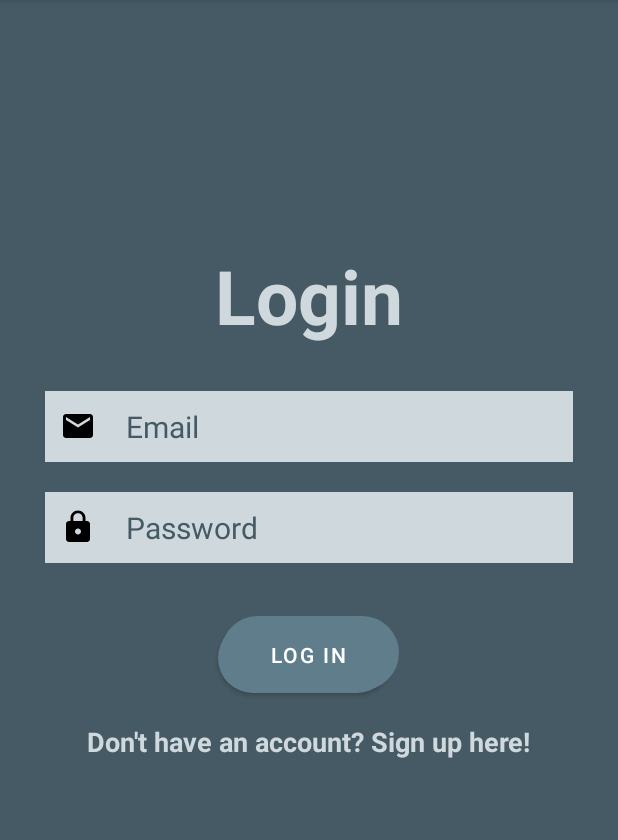
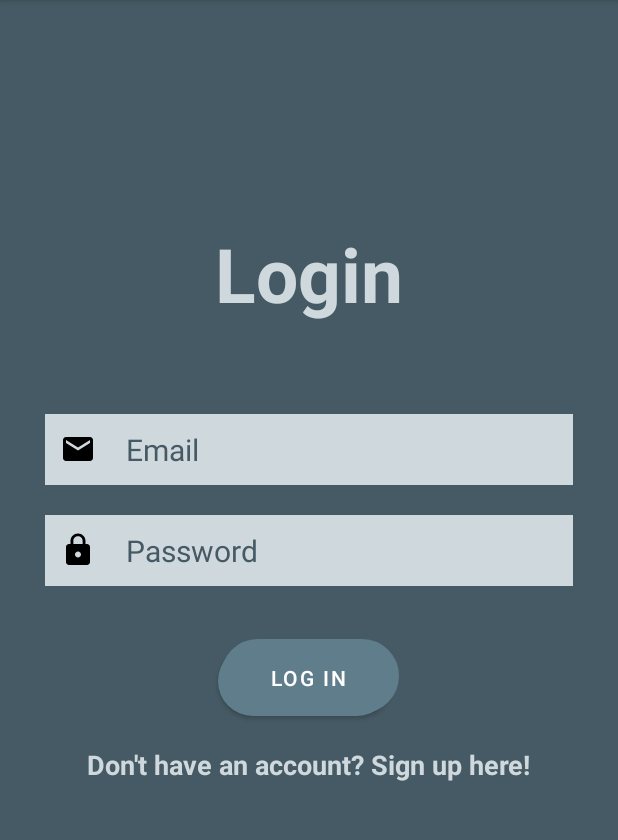
Before and after one commit to DruSadeMumba/Outdoorsie, an Android app: the LoginActivity screen opened directly, with no data from a screen before it, on a phone screen of 412 x 824 dp, the part 84-924 px from its top. Run offline under Robolectric (Android 15) with nearby library versions, the phone set to English and light mode, and no system bars; our stand-ins replace ButterKnife, Firebase (no records; nobody signed in at launch, a user with empty details on screens opened directly); Roboto replaces fonts that are not available here; 1 statement that could not run was skipped.

```diff
--- a/app/src/main/java/com/drusade/outdoorsie/ui/MainActivity.java
+++ b/app/src/main/java/com/drusade/outdoorsie/ui/MainActivity.java
@@ -5,6 +5,8 @@ import androidx.appcompat.app.AppCompatActivity;
 import android.annotation.SuppressLint;
 import android.content.Intent;
 import android.os.Bundle;
+import android.view.Menu;
+import android.view.MenuInflater;
 import android.view.MenuItem;
 import android.view.View;
 import android.widget.Button;
@@ -49,6 +51,13 @@ public class MainActivity extends AppCompatActivity implements View.OnClickListe
     }
 
     @Override
+    public boolean onCreateOptionsMenu(Menu menu) {
+        MenuInflater inflater = getMenuInflater();
+        inflater.inflate(R.menu.menu_main, menu);
+        return super.onCreateOptionsMenu(menu);
+    }
+
+    @Override
     public boolean onOptionsItemSelected(MenuItem item) {
         int id = item.getItemId();
         if (id == R.id.action_logout) {
@@ -60,5 +69,9 @@ public class MainActivity extends AppCompatActivity implements View.OnClickListe
 
     private void logout() {
         FirebaseAuth.getInstance().signOut();
+        Intent intent = new Intent(MainActivity.this, LoginActivity.class);
+        intent.setFlags(Intent.FLAG_ACTIVITY_NEW_TASK | Intent.FLAG_ACTIVITY_CLEAR_TASK);
+        startActivity(intent);
+        finish();
     }
 }
--- a/app/src/main/res/layout/activity_login.xml
+++ b/app/src/main/res/layout/activity_login.xml
@@ -8,6 +8,7 @@
     tools:context=".ui.LoginActivity">
 
     <TextView
+        android:id="@+id/loginTextView"
         android:layout_width="wrap_content"
         android:layout_height="wrap_content"
         android:layout_above="@+id/linearLayout"
@@ -18,69 +19,69 @@
         android:textStyle="bold" />
 
     <LinearLayout
-        android:orientation="vertical"
+        android:id="@+id/linearLayout"
         android:layout_width="match_parent"
         android:layout_height="wrap_content"
-        android:padding="30dp"
-        android:layout_centerVertical="true"
-        android:layout_centerHorizontal="true"
-        android:id="@+id/linearLayout">
+        android:layout_centerInParent="true"
+        android:orientation="vertical"
+        android:padding="30dp">
 
         <EditText
             android:id="@+id/emailEditText"
             android:layout_width="match_parent"
             android:layout_height="wrap_content"
+            android:layout_marginBottom="20dp"
             android:background="@color/colorPrimaryLight"
+            android:drawableLeft="@drawable/ic_baseline_email_24"
+            android:drawablePadding="20dp"
             android:hint="@string/email"
             android:inputType="textEmailAddress"
             android:nextFocusDown="@+id/passwordEditText"
+            android:layout_marginTop="30dp"
             android:padding="10dp"
-            android:layout_marginBottom="20dp"
             android:textColor="@color/colorPrimaryDark"
             android:textColorHint="@color/colorPrimaryDark"
-            android:textSize="20sp"
-            android:drawableLeft="@drawable/ic_baseline_email_24"
-            android:drawablePadding="20dp"/>
+            android:textSize="20sp" />
 
         <EditText
             android:id="@+id/passwordEditText"
             android:layout_width="match_parent"
             android:layout_height="wrap_content"
+            android:layout_marginBottom="20dp"
             android:background="@color/colorPrimaryLight"
+            android:drawableLeft="@drawable/ic_baseline_lock_24"
+            android:drawablePadding="20dp"
             android:hint="Password"
             android:inputType="textPassword"
             android:nextFocusDown="@+id/passwordEditText"
             android:padding="10dp"
-            android:layout_marginBottom="20dp"
             android:textColor="@color/colorPrimaryDark"
             android:textColorHint="@color/colorPrimaryDark"
-            android:textSize="20sp"
-            android:drawableLeft="@drawable/ic_baseline_lock_24"
-            android:drawablePadding="20dp"/>
+            android:textSize="20sp" />
 
         <Button
             android:id="@+id/passwordLoginButton"
             android:layout_width="wrap_content"
             android:layout_height="wrap_content"
+            android:layout_gravity="center_horizontal"
+            android:layout_marginTop="15dp"
+            android:background="@drawable/button_bg"
             android:padding="10dp"
+            android:paddingStart="35dp"
             android:paddingEnd="35dp"
-            android:paddingStart="35dp"
-            android:layout_gravity="center_horizontal"
             android:text="Log in"
-            android:background="@drawable/button_bg"
-            android:layout_marginTop="15dp"
             android:textColor="@color/colorTextIcons" />
 
         <TextView
+            android:id="@+id/registerTextView"
             android:layout_width="wrap_content"
             android:layout_height="wrap_content"
+            android:layout_gravity="center_horizontal"
             android:layout_marginTop="20dp"
+            android:text="Don't have an account? Sign up here!"
             android:textColor="@color/colorPrimaryLight"
-            android:textStyle="bold"
             android:textSize="18sp"
-            android:text="Don't have an account? Sign up here!"
-            android:id="@+id/registerTextView"
-            android:layout_gravity="center_horizontal" />
+            android:textStyle="bold" />
 
     </LinearLayout>
 
```
